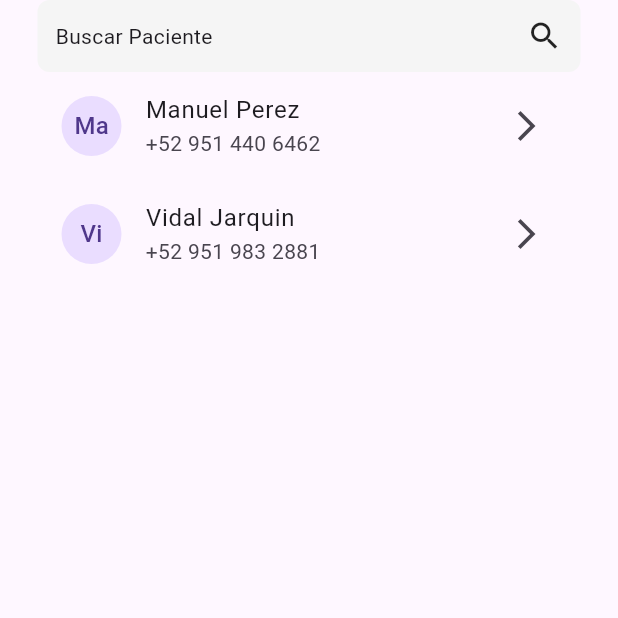
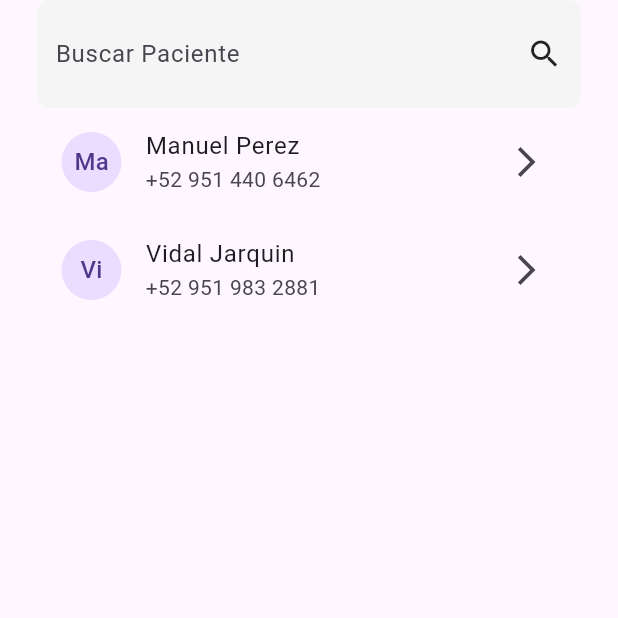
Before and after one commit to Brashan7u7/ConsultorioApp, a Flutter app: the Patients screen opened by its route, on a phone screen of 412 x 824 dp, the top half of it. Run offline on Flutter 3.47's test engine with Material 3 defaults, Android fonts, the phone set to English and light mode, and no system bars.

Commit message:
Update patients and navbar

```diff
--- a/lib/components/bottom_nav_bar.dart
+++ b/lib/components/bottom_nav_bar.dart
@@ -33,7 +33,7 @@ class _BottomNavBarState extends State<BottomNavBar> {
   @override
   Widget build(BuildContext context) {
     return Scaffold(
-      appBar: AppBar(title: const Text("Calendario Manik")),
+      appBar: AppBar(title: const Text("")),
       body: _pages[_selectedIndex],
       bottomNavigationBar: BottomNavigationBar(
         currentIndex: _selectedIndex,
--- a/lib/pages/patients_page.dart
+++ b/lib/pages/patients_page.dart
@@ -8,7 +8,7 @@ class Patients extends StatefulWidget {
 }
 
 class _PatientsState extends State<Patients> {
-  List<DataPatients> _patients = [
+  final List<DataPatients> _allPatients = [
     DataPatients(
         id: "1",
         name: "Manuel",
@@ -21,7 +21,18 @@ class _PatientsState extends State<Patients> {
         lastname: "Jarquin",
         phone: "+52 951 983 2881",
         symptoms: "Mucha alergia"),
+    // Add more patients as needed
   ];
+
+  List<DataPatients> _filteredPatients = [];
+
+  final TextEditingController _searchController = TextEditingController();
+
+  @override
+  void initState() {
+    _filteredPatients.addAll(_allPatients);
+    super.initState();
+  }
 
   @override
   Widget build(BuildContext context) {
@@ -35,11 +46,20 @@ class _PatientsState extends State<Patients> {
               color: Colors.grey[100],
               borderRadius: BorderRadius.circular(8),
             ),
-            child: const Row(
+            child: Row(
               mainAxisAlignment: MainAxisAlignment.spaceBetween,
               children: [
-                Text('Buscar Paciente'),
-                Icon(Icons.search),
+                Expanded(
+                  child: TextField(
+                    controller: _searchController,
+                    onChanged: _onSearchTextChanged,
+                    decoration: const InputDecoration(
+                      hintText: 'Buscar Paciente',
+                      border: InputBorder.none,
+                    ),
+                  ),
+                ),
+                const Icon(Icons.search),
               ],
             ),
           ),
@@ -47,17 +67,18 @@ class _PatientsState extends State<Patients> {
             child: Container(
               margin: const EdgeInsets.symmetric(horizontal: 25),
               child: ListView.builder(
-                itemCount: _patients.length,
+                itemCount: _filteredPatients.length,
                 itemBuilder: (context, index) {
                   return ListTile(
                     onTap: () {
-                      _viewPatient(context, _patients[index]);
+                      _viewPatient(context, _filteredPatients[index]);
                     },
                     title: Text(
-                        "${_patients[index].name} ${_patients[index].lastname}"),
-                    subtitle: Text(_patients[index].phone),
+                        "${_filteredPatients[index].name} ${_filteredPatients[index].lastname}"),
+                    subtitle: Text(_filteredPatients[index].phone),
                     leading: CircleAvatar(
-                      child: Text(_patients[index].name.substring(0, 2)),
+                      child:
+                          Text(_filteredPatients[index].name.substring(0, 2)),
                     ),
                     trailing: const Icon(Icons.arrow_forward_ios),
                   );
@@ -68,6 +89,18 @@ class _PatientsState extends State<Patients> {
         ],
       ),
     );
+  }
+
+  _onSearchTextChanged(String text) {
+    _filteredPatients.clear();
+    if (text.isEmpty) {
+      _filteredPatients.addAll(_allPatients);
+    } else {
+      _filteredPatients.addAll(_allPatients.where((patient) =>
+          patient.name.toLowerCase().contains(text.toLowerCase()) ||
+          patient.lastname.toLowerCase().contains(text.toLowerCase())));
+    }
+    setState(() {});
   }
 
   _viewPatient(context, patient) {
@@ -90,10 +123,11 @@ class DataPatients {
   String phone;
   String symptoms;
 
-  DataPatients(
-      {required this.id,
-      required this.name,
-      required this.lastname,
-      required this.phone,
-      required this.symptoms});
+  DataPatients({
+    required this.id,
+    required this.name,
+    required this.lastname,
+    required this.phone,
+    required this.symptoms,
+  });
 }
--- a/pubspec.yaml
+++ b/pubspec.yaml
@@ -34,7 +34,7 @@ dependencies:
   # The following adds the Cupertino Icons font to your application.
   # Use with the CupertinoIcons class for iOS style icons.
   cupertino_icons: ^1.0.6
-  flutter_clean_calendar: ^1.1.0
+  table_calendar: ^3.0.2
 
 dev_dependencies:
   flutter_test:
```
Also changed, not shown: lib/pages/calendar_page.dart (+13 -1 lines), pubspec.lock.
